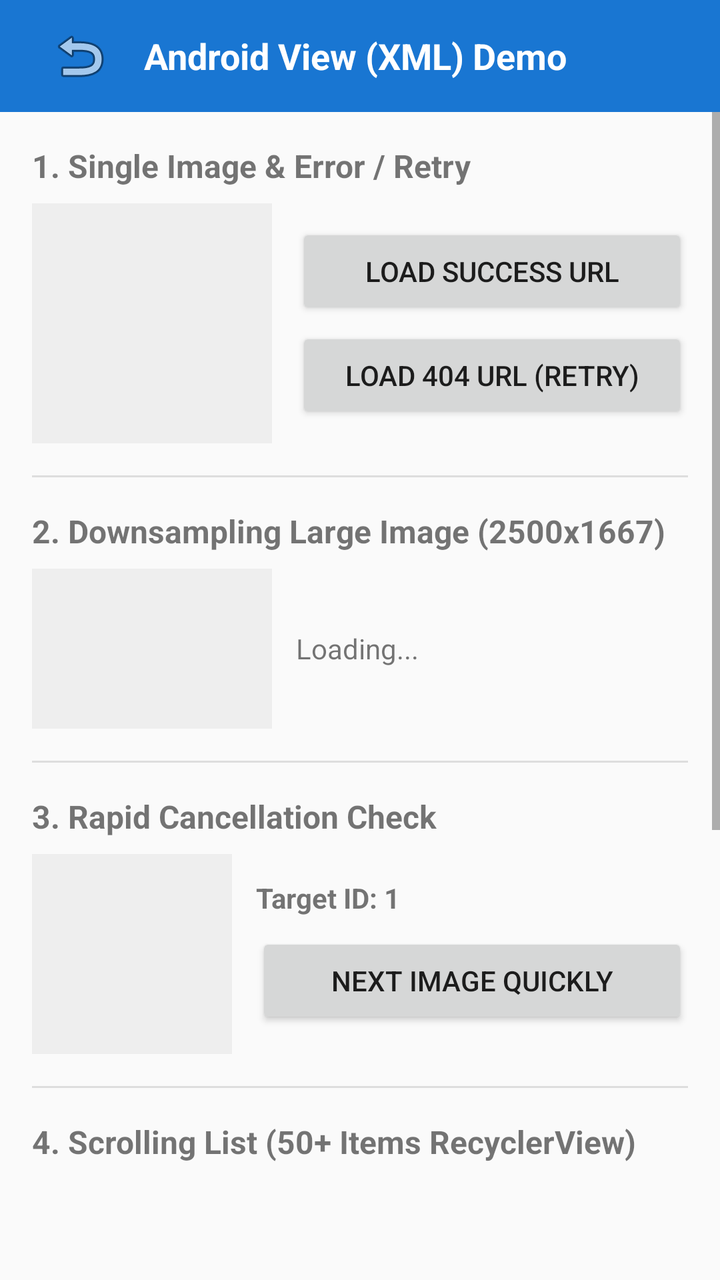
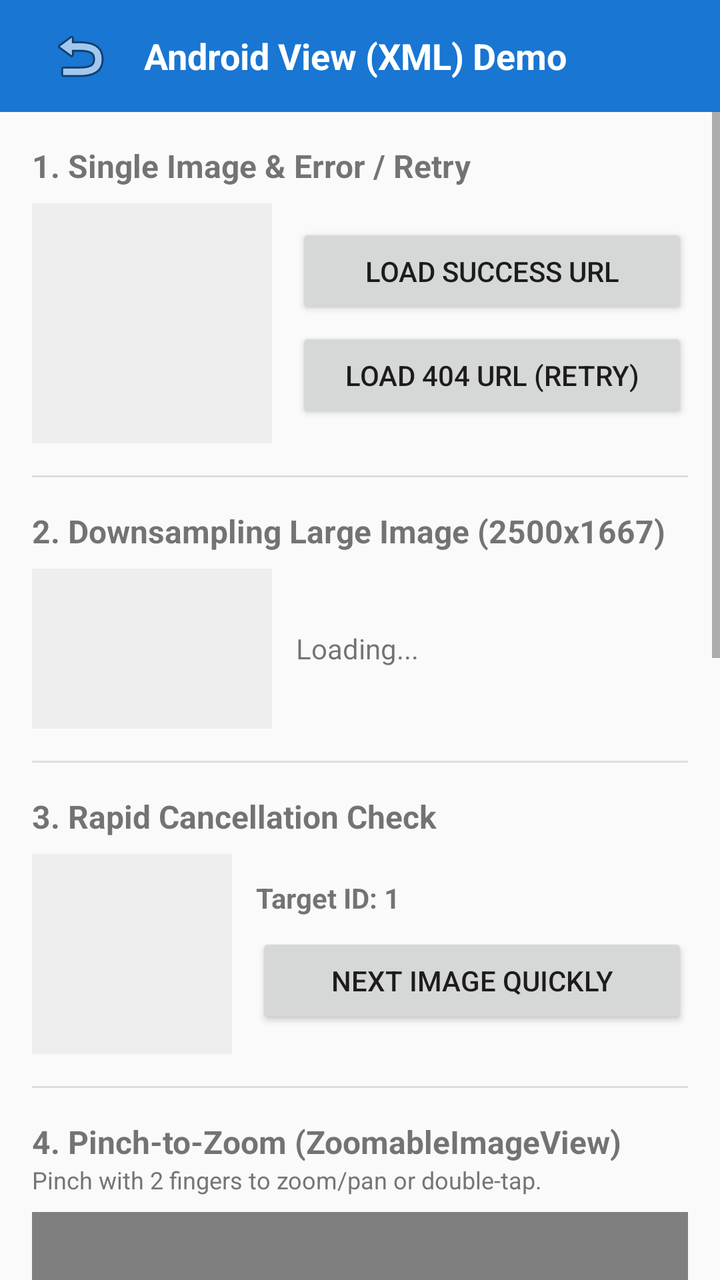

The first picture is an Android layout as it rendered before a commit; the second is the same layout after the commit. The layout source and the unified diff follow.
<!-- AndroidManifest.xml: activity theme Theme.KotlinImageLoader -->
<!-- res/layout/activity_view_demo.xml -->
<?xml version="1.0" encoding="utf-8"?>
<LinearLayout xmlns:android="http://schemas.android.com/apk/res/android"
    android:id="@+id/rootViewDemo"
    android:layout_width="match_parent"
    android:layout_height="match_parent"
    android:orientation="vertical"
    android:fitsSystemWindows="true">

    <LinearLayout
        android:id="@+id/header"
        android:layout_width="match_parent"
        android:layout_height="56dp"
        android:background="#1976D2"
        android:gravity="center_vertical"
        android:orientation="horizontal"
        android:paddingHorizontal="16dp">

        <ImageButton
            android:id="@+id/btnBack"
            android:layout_width="48dp"
            android:layout_height="48dp"
            android:background="?android:attr/selectableItemBackgroundBorderless"
            android:src="@android:drawable/ic_menu_revert"
            android:contentDescription="Back" />

        <TextView
            android:layout_width="wrap_content"
            android:layout_height="wrap_content"
            android:layout_marginStart="8dp"
            android:text="Android View (XML) Demo"
            android:textColor="#FFFFFF"
            android:textSize="18sp"
            android:textStyle="bold" />
    </LinearLayout>

    <ScrollView
        android:layout_width="match_parent"
        android:layout_height="match_parent">

        <LinearLayout
            android:layout_width="match_parent"
            android:layout_height="wrap_content"
            android:orientation="vertical"
            android:padding="16.dp">

            
            <TextView
                android:layout_width="wrap_content"
                android:layout_height="wrap_content"
                android:text="1. Single Image &amp; Error / Retry"
                android:textStyle="bold"
                android:textSize="16sp" />

            <LinearLayout
                android:layout_width="match_parent"
                android:layout_height="wrap_content"
                android:orientation="horizontal"
                android:layout_marginTop="8.dp"
                android:gravity="center_vertical">

                <ImageView
                    android:id="@+id/ivSingleDemo"
                    android:layout_width="120dp"
                    android:layout_height="120dp"
                    android:scaleType="centerCrop"
                    android:background="#EEEEEE"
                    android:contentDescription="Single demo image" />

                <LinearLayout
                    android:layout_width="0dp"
                    android:layout_height="wrap_content"
                    android:layout_weight="1"
                    android:layout_marginStart="12dp"
                    android:orientation="vertical">

                    <Button
                        android:id="@+id/btnLoadSuccess"
                        android:layout_width="match_parent"
                        android:layout_height="wrap_content"
                        android:text="Load Success URL" />

                    <Button
                        android:id="@+id/btnLoad404"
                        android:layout_width="match_parent"
                        android:layout_height="wrap_content"
                        android:layout_marginTop="4.dp"
                        android:text="Load 404 URL (Retry)" />
                </LinearLayout>
            </LinearLayout>

            <View
                android:layout_width="match_parent"
                android:layout_height="1dp"
                android:background="#DDDDDD"
                android:layout_marginVertical="16.dp" />

            
            <TextView
                android:layout_width="wrap_content"
                android:layout_height="wrap_content"
                android:text="2. Downsampling Large Image (2500x1667)"
                android:textStyle="bold"
                android:textSize="16sp" />

            <LinearLayout
                android:layout_width="match_parent"
                android:layout_height="wrap_content"
                android:orientation="horizontal"
                android:layout_marginTop="8.dp"
                android:gravity="center_vertical">

                <ImageView
                    android:id="@+id/ivDownsampleDemo"
                    android:layout_width="120dp"
                    android:layout_height="80dp"
                    android:scaleType="centerCrop"
                    android:background="#EEEEEE"
                    android:contentDescription="Downsampling demo" />

                <TextView
                    android:id="@+id/tvDownsampleStatus"
                    android:layout_width="0dp"
                    android:layout_height="wrap_content"
                    android:layout_weight="1"
                    android:layout_marginStart="12dp"
                    android:text="Loading..."
                    android:textSize="14sp" />
            </LinearLayout>

            <View
                android:layout_width="match_parent"
                android:layout_height="1dp"
                android:background="#DDDDDD"
                android:layout_marginVertical="16.dp" />

            
            <TextView
                android:layout_width="wrap_content"
                android:layout_height="wrap_content"
                android:text="3. Rapid Cancellation Check"
                android:textStyle="bold"
                android:textSize="16sp" />

            <LinearLayout
                android:layout_width="match_parent"
                android:layout_height="wrap_content"
                android:orientation="horizontal"
                android:layout_marginTop="8.dp"
                android:gravity="center_vertical">

                <ImageView
                    android:id="@+id/ivRapidDemo"
                    android:layout_width="100dp"
                    android:layout_height="100dp"
                    android:scaleType="centerCrop"
                    android:background="#EEEEEE"
                    android:contentDescription="Rapid toggle demo" />

                <LinearLayout
                    android:layout_width="0dp"
                    android:layout_height="wrap_content"
                    android:layout_weight="1"
                    android:layout_marginStart="12dp"
                    android:orientation="vertical">

                    <TextView
                        android:id="@+id/tvRapidStatus"
                        android:layout_width="wrap_content"
                        android:layout_height="wrap_content"
                        android:text="Target ID: 1"
                        android:textSize="14sp"
                        android:textStyle="bold" />

                    <Button
                        android:id="@+id/btnRapidToggle"
                        android:layout_width="match_parent"
                        android:layout_height="wrap_content"
                        android:layout_marginTop="8.dp"
                        android:text="Next Image Quickly" />
                </LinearLayout>
            </LinearLayout>

            <View
                android:layout_width="match_parent"
                android:layout_height="1dp"
                android:background="#DDDDDD"
                android:layout_marginVertical="16.dp" />

            
            <TextView
                android:layout_width="wrap_content"
                android:layout_height="wrap_content"
                android:text="4. Scrolling List (50+ Items RecyclerView)"
                android:textStyle="bold"
                android:textSize="16sp" />

            <androidx.recyclerview.widget.RecyclerView
                android:id="@+id/rvImageList"
                android:layout_width="match_parent"
                android:layout_height="400dp"
                android:layout_marginTop="8.dp" />

        </LinearLayout>
    </ScrollView>

</LinearLayout>
<!-- resources referenced by this layout -->
<resources>
  <style name="Theme.KotlinImageLoader" parent="android:Theme.Material.Light.NoActionBar" />
</resources>

<!-- the commit's change to res/layout/activity_view_demo.xml (unified diff, before → after) -->
@@ -190,7 +190,36 @@
             <TextView
                 android:layout_width="wrap_content"
                 android:layout_height="wrap_content"
-                android:text="4. Scrolling List (50+ Items RecyclerView)"
+                android:text="4. Pinch-to-Zoom (ZoomableImageView)"
+                android:textStyle="bold"
+                android:textSize="16sp" />
+
+            <TextView
+                android:layout_width="wrap_content"
+                android:layout_height="wrap_content"
+                android:text="Pinch with 2 fingers to zoom/pan or double-tap."
+                android:textSize="12sp"
+                android:textColor="#757575" />
+
+            <com.padmakar.imageloader.view.ZoomableImageView
+                android:id="@+id/zoomableImageViewDemo"
+                android:layout_width="match_parent"
+                android:layout_height="220dp"
+                android:layout_marginTop="8dp"
+                android:background="#EEEEEE"
+                android:contentDescription="Zoomable ImageView Demo" />
+
+            <View
+                android:layout_width="match_parent"
+                android:layout_height="1dp"
+                android:background="#DDDDDD"
+                android:layout_marginVertical="16.dp" />
+
+            
+            <TextView
+                android:layout_width="wrap_content"
+                android:layout_height="wrap_content"
+                android:text="5. Scrolling List (50+ Items RecyclerView)"
                 android:textStyle="bold"
                 android:textSize="16sp" />
 
